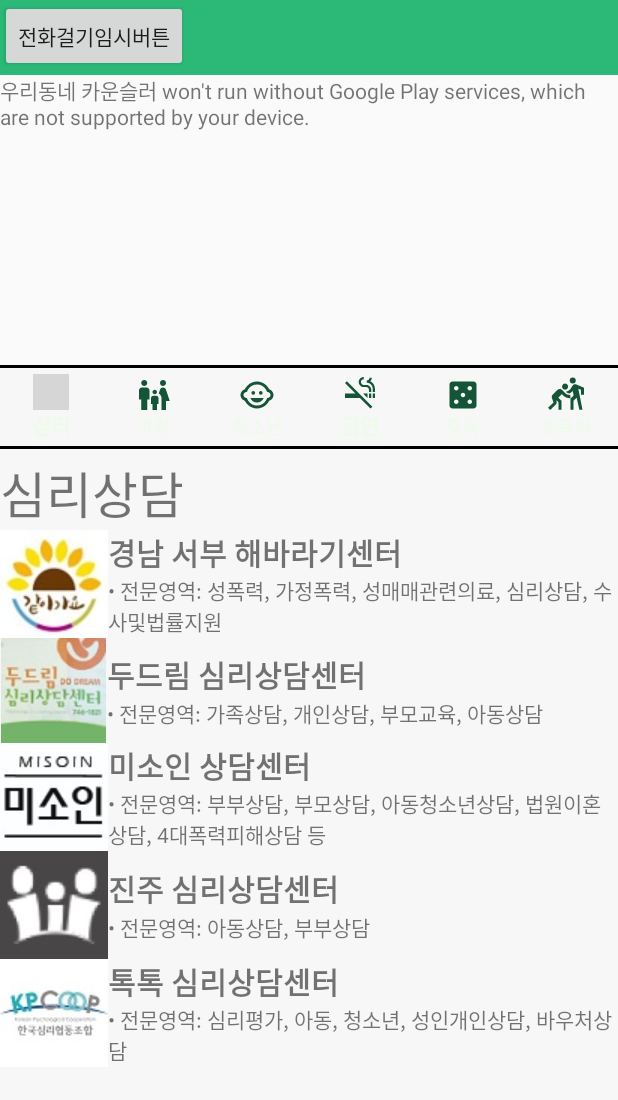
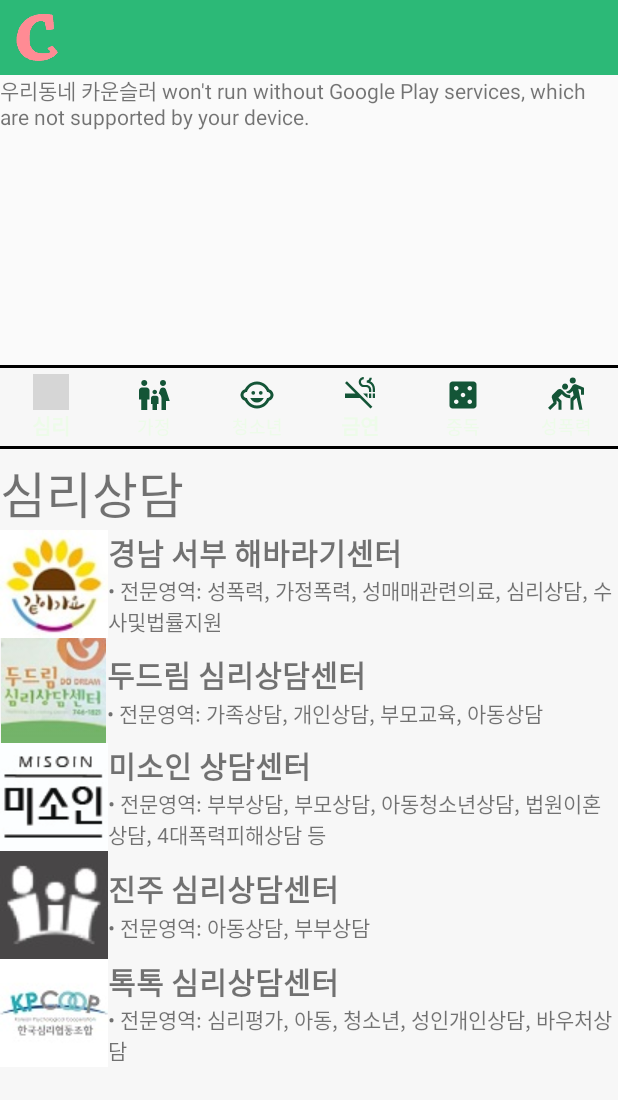
Before and after one commit to harry123492/Counselor, an Android app: the screen it shows after launch (MainActivity), on a phone screen of 412 x 824 dp. Shown: the top 1100 px of the screen. Run offline under Robolectric (Android 15) with nearby library versions, the phone set to English and light mode, and no system bars; grey boxes are pictures that could not be loaded.

Commit message:
중독상담소 예약하기 다이얼로그 (전화걸기)

```diff
--- a/app/src/main/AndroidManifest.xml
+++ b/app/src/main/AndroidManifest.xml
@@ -4,7 +4,8 @@
     <!-- 위치 권한 요청 -->
     <uses-permission android:name="android.permission.ACCESS_FINE_LOCATION" />
     <uses-permission android:name="android.permission.ACCESS_COARSE_LOCATION" />
-
+    <!-- 전화 걸기 권한 -->
+    <uses-permission android:name="android.permission.CALL_PHONE"/>
     <application
         android:allowBackup="true"
         android:icon="@drawable/icon"
--- a/app/src/main/java/com/example/counselor/MainActivity.java
+++ b/app/src/main/java/com/example/counselor/MainActivity.java
@@ -46,24 +46,12 @@ public class MainActivity extends AppCompatActivity implements OnMapReadyCallbac
     private SmokeFree smokeFree;
     private Casino casino;
     private SexualViolence sexualViolence;
-    Button call_Jinju;
-    Dialog mDialog;
 
     @Override
     protected void onCreate(Bundle savedInstanceState) {
         super.onCreate(savedInstanceState);
         setContentView(R.layout.activity_main);
 
-        call_Jinju = findViewById(R.id.call_Jinju);
-        mDialog = new Dialog(this);
-
-        call_Jinju.setOnClickListener(new View.OnClickListener() {
-            public void onClick(View v) {
-                mDialog.setContentView(R.layout.jinju_call);
-
-                mDialog.getWindow().setBackgroundDrawable(new ColorDrawable(Color.TRANSPARENT));
-            }
-        });
 
         bottomNavigationView = findViewById(R.id.bottommenu);
         bottomNavigationView2 = findViewById(R.id.bottommenu2);
--- a/app/src/main/res/layout/activity_main.xml
+++ b/app/src/main/res/layout/activity_main.xml
@@ -18,11 +18,6 @@
             android:layout_height="wrap_content"
             android:src="@drawable/topicon"/>
     </LinearLayout>
-    <Button
-        android:id="@+id/call_Jinju"
-        android:layout_width="wrap_content"
-        android:layout_height="wrap_content"
-        android:text="전화걸기임시버튼" />
     <!-- 지도입니다-->
     <fragment
         android:id="@+id/googleMap"
--- a/app/src/main/res/layout/jinju_call.xml
+++ b/app/src/main/res/layout/jinju_call.xml
@@ -42,7 +42,7 @@
         android:layout_marginTop="18dp"
         android:layout_below="@+id/jinjunum"/>
     <Button
-        android:id="@+id/call_btn"
+        android:id="@+id/jinjucall_btn"
         android:text="전화하기"
         android:textColor="#FFFFFF"
         android:textSize="12sp"
@@ -54,7 +54,7 @@
         android:layout_marginBottom="5dp"
         android:background="@drawable/buttonshape"/>
     <Button
-        android:id="@+id/cancel_btn"
+        android:id="@+id/jinjucancel_btn"
         android:text="닫기"
         android:textColor="#000"
         android:textSize="12sp"
```
Also changed, not shown: app/src/main/java/com/example/counselor/Addiction.java (+40 -12 lines).
